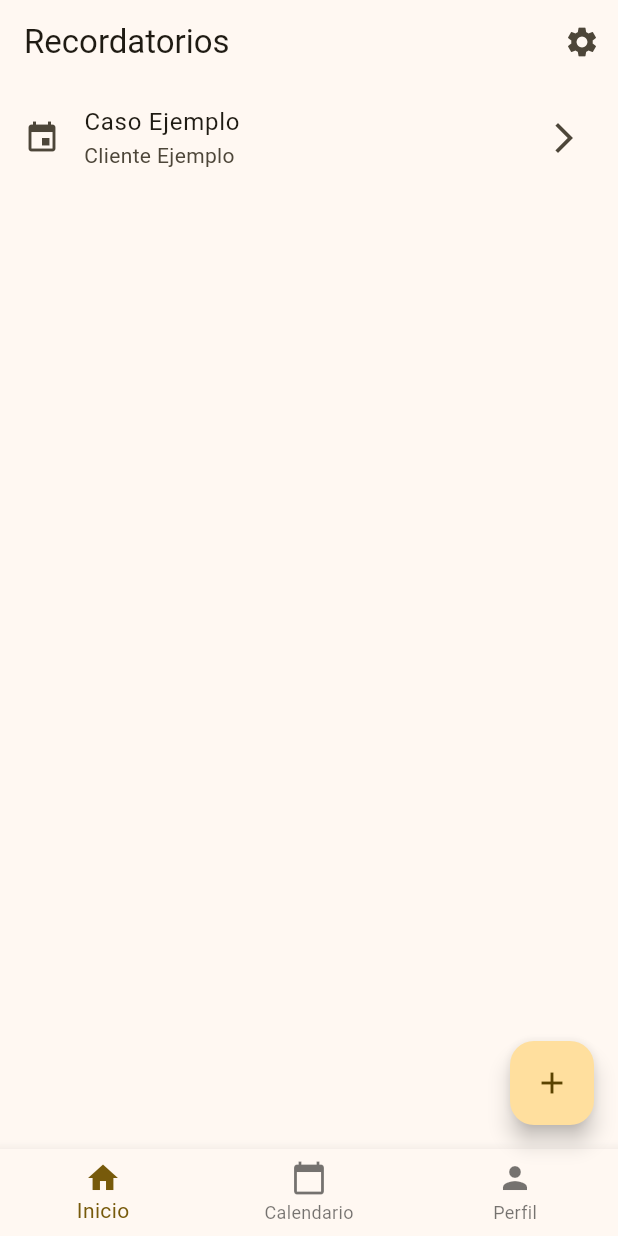
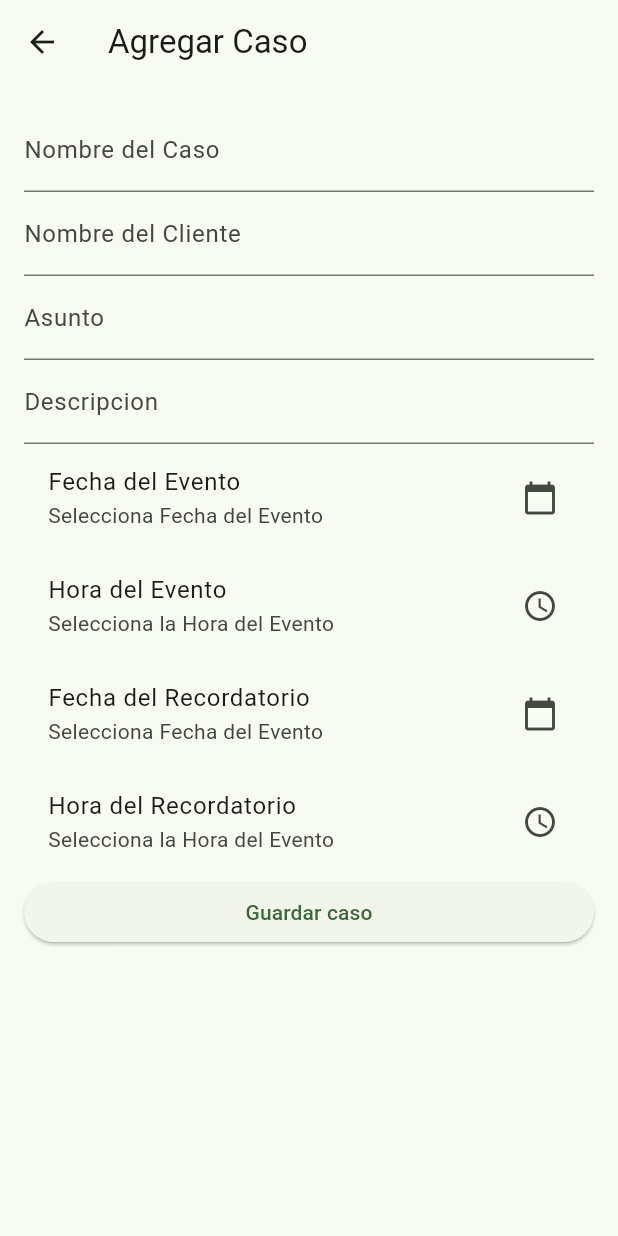
Before and after one commit to RichieSHB/recordatorios_app, a Flutter app: the screen it shows after launch, after a tap on the "add" icon, on a phone screen of 412 x 824 dp. Run offline on Flutter 3.47's test engine with Material 3 defaults, Android fonts, the phone set to English and light mode, and no system bars; our stand-ins replace sqflite; accounts and stored records are empty.

Commit message:
creacion pantalla addCases y borrado de registros

```diff
--- /dev/null
+++ b/devtools_options.yaml
@@ -0,0 +1,3 @@
+description: This file stores settings for Dart & Flutter DevTools.
+documentation: https://docs.flutter.dev/tools/devtools/extensions#configure-extension-enablement-states
+extensions:
--- a/lib/config/helpers/db_helper.dart
+++ b/lib/config/helpers/db_helper.dart
@@ -44,4 +44,9 @@ class DbHelper {
     final db = await _initDatabasePath();
     return await db.query('cases');
   }
+
+  static Future<void> deleteCase(int id) async {
+    final db = await DbHelper._initDatabasePath();
+    await db.delete('cases', where: 'id = ?', whereArgs: [id]);
+  }
 }
--- a/lib/main.dart
+++ b/lib/main.dart
@@ -16,7 +16,8 @@ class MyApp extends StatelessWidget {
         debugShowCheckedModeBanner: false,
         title: 'Material App',
         theme: ThemeData(
-          colorSchemeSeed: Colors.amber,
+          colorSchemeSeed: Colors.green,
+          //brightness: Brightness.dark,
           visualDensity: VisualDensity.adaptivePlatformDensity,
         ),
         home: HomeScreen(),
--- a/lib/presentation/providers/cases_provider.dart
+++ b/lib/presentation/providers/cases_provider.dart
@@ -3,11 +3,20 @@ import 'package:recordatorios_app/config/helpers/db_helper.dart';
 
 class CasesProvider with ChangeNotifier {
   List<Map<String, dynamic>> _cases = [];
+  DateTime? eventDate;
+  TimeOfDay? eventTime;
+  DateTime? reminderDate;
+  TimeOfDay? reminderTime;
+
   List<Map<String, dynamic>> get cases => _cases;
 
   Future<void> loadCases() async {
-    final cases = await DbHelper.getCases();
-    _cases = cases;
+    try {
+      final cases = await DbHelper.getCases();
+      _cases = cases;
+    } catch (e) {
+      _cases = [];
+    }
     notifyListeners();
   }
 
@@ -33,4 +42,27 @@ class CasesProvider with ChangeNotifier {
     );
     await loadCases();
   }
+
+  Future<void> deleteCase(int id) async {
+    await DbHelper.deleteCase(id);
+    await loadCases();
+  }
+
+  void selectDate(DateTime picked, bool isEvent) {
+    if (isEvent) {
+      eventDate = picked;
+    } else {
+      reminderDate = picked;
+    }
+    notifyListeners();
+  }
+
+  void selectTime(TimeOfDay picked, bool isEvent) {
+    if (isEvent) {
+      eventTime = picked;
+    } else {
+      reminderTime = picked;
+    }
+    notifyListeners();
+  }
 }
--- /dev/null
+++ b/lib/presentation/screens/addCases/add_cases_screen.dart
@@ -0,0 +1,193 @@
+import 'package:flutter/material.dart';
+import 'package:provider/provider.dart';
+import 'package:recordatorios_app/presentation/providers/cases_provider.dart';
+
+class AddCasesScreen extends StatelessWidget {
+  final _formKey = GlobalKey<FormState>();
+  final TextEditingController caseNameController = TextEditingController();
+  final TextEditingController clientNameController = TextEditingController();
+  final TextEditingController subjectController = TextEditingController();
+  final TextEditingController descriptionController = TextEditingController();
+
+  AddCasesScreen({super.key});
+
+  @override
+  Widget build(BuildContext context) {
+    final casesProvider = Provider.of<CasesProvider>(context);
+
+    return Scaffold(
+      appBar: AppBar(title: Text("Agregar Caso")),
+      body: Padding(
+        padding: EdgeInsets.all(16),
+        child: Form(
+          key: _formKey,
+          child: ListView(
+            children: [
+              TextFormField(
+                controller: caseNameController,
+                decoration: InputDecoration(labelText: "Nombre del Caso"),
+              ),
+              TextFormField(
+                controller: clientNameController,
+                decoration: InputDecoration(labelText: "Nombre del Cliente"),
+              ),
+              TextFormField(
+                controller: subjectController,
+                decoration: InputDecoration(labelText: "Asunto"),
+              ),
+              TextFormField(
+                controller: descriptionController,
+                decoration: InputDecoration(labelText: "Descripcion"),
+              ),
+              _ListTileDatePicker(casesProvider: casesProvider, isEvent: true),
+              _ListTileTimePicker(casesProvider: casesProvider, isEvent: true),
+              _ListTileDatePicker(casesProvider: casesProvider, isEvent: false),
+              _ListTileTimePicker(casesProvider: casesProvider, isEvent: false),
+              ElevatedButton(
+                onPressed: () {
+                  casesProvider.addCase(
+                    caseNameController.text,
+                    clientNameController.text,
+                    subjectController.text,
+                    descriptionController.text,
+                    casesProvider.eventDate.toString().split(' ')[0],
+                    casesProvider.eventTime.toString().split(' ')[0],
+                    casesProvider.reminderDate.toString().split(' ')[0],
+                    casesProvider.reminderTime.toString().split(' ')[0],
+                  );
+                  Navigator.pop(context);
+                },
+                child: Text("Guardar caso"),
+              ),
+            ],
+          ),
+        ),
+      ),
+    );
+  }
+}
+
+class _ListTileTimePicker extends StatelessWidget {
+  const _ListTileTimePicker({
+    required this.casesProvider,
+    required this.isEvent,
+  });
+
+  final CasesProvider casesProvider;
+  final bool isEvent;
+
+  @override
+  Widget build(BuildContext context) {
+    return ListTile(
+      title: isEvent ? Text("Hora del Evento") : Text("Hora del Recordatorio"),
+      subtitle:
+          isEvent
+              ? _SubtitleEventTime(casesProvider: casesProvider)
+              : _SubtitleReminderTime(casesProvider: casesProvider),
+      trailing: Icon(Icons.access_time),
+      onTap: () async {
+        final picked = await showTimePicker(
+          context: context,
+          initialTime: TimeOfDay.now(),
+        );
+        if (picked != null) {
+          casesProvider.selectTime(picked, isEvent);
+        }
+      },
+    );
+  }
+}
+
+class _SubtitleEventTime extends StatelessWidget {
+  const _SubtitleEventTime({required this.casesProvider});
+
+  final CasesProvider casesProvider;
+
+  @override
+  Widget build(BuildContext context) {
+    return Text(
+      casesProvider.eventTime != null
+          ? casesProvider.eventTime!.format(context)
+          : "Selecciona la Hora del Evento",
+    );
+  }
+}
+
+class _SubtitleReminderTime extends StatelessWidget {
+  const _SubtitleReminderTime({required this.casesProvider});
+
+  final CasesProvider casesProvider;
+
+  @override
+  Widget build(BuildContext context) {
+    return Text(
+      casesProvider.reminderTime != null
+          ? casesProvider.reminderTime!.format(context)
+          : "Selecciona la Hora del Evento",
+    );
+  }
+}
+
+class _ListTileDatePicker extends StatelessWidget {
+  const _ListTileDatePicker({
+    required this.casesProvider,
+    required this.isEvent,
+  });
+
+  final CasesProvider casesProvider;
+  final bool isEvent;
+
+  @override
+  Widget build(BuildContext context) {
+    return ListTile(
+      title:
+          isEvent ? Text("Fecha del Evento") : Text("Fecha del Recordatorio"),
+      subtitle:
+          isEvent
+              ? _SubtitleEventDate(casesProvider: casesProvider)
+              : _SubtitleReminderDate(casesProvider: casesProvider),
+      trailing: Icon(Icons.calendar_today),
+      onTap: () async {
+        final picked = await showDatePicker(
+          context: context,
+          initialDate: DateTime.now(),
+          firstDate: DateTime(2000),
+          lastDate: DateTime(2101),
+        );
+        if (picked != null) {
+          casesProvider.selectDate(picked, isEvent);
+        }
+      },
+    );
+  }
+}
+
+class _SubtitleEventDate extends StatelessWidget {
+  const _SubtitleEventDate({required this.casesProvider});
+
+  final CasesProvider casesProvider;
+
+  @override
+  Widget build(BuildContext context) {
+    return Text(
+      casesProvider.eventDate != null
+          ? casesProvider.eventDate!.toString().split(' ')[0]
+          : "Selecciona Fecha del Evento",
+    );
+  }
+}
+
+class _SubtitleReminderDate extends StatelessWidget {
+  const _SubtitleReminderDate({required this.casesProvider});
+
+  final CasesProvider casesProvider;
+
+  @override
+  Widget build(BuildContext context) {
+    return Text(
+      casesProvider.reminderDate != null
+          ? casesProvider.reminderDate!.toString().split(' ')[0]
+          : "Selecciona Fecha del Evento",
+    );
+  }
+}
--- a/lib/presentation/screens/home/home_screen.dart
+++ b/lib/presentation/screens/home/home_screen.dart
@@ -1,6 +1,8 @@
 import 'package:flutter/material.dart';
 import 'package:provider/provider.dart';
 import 'package:recordatorios_app/presentation/providers/cases_provider.dart';
+import 'package:recordatorios_app/presentation/screens/addCases/add_cases_screen.dart';
+import 'package:recordatorios_app/presentation/widgets/home/list_view_recordatorios.dart';
 
 class HomeScreen extends StatelessWidget {
   const HomeScreen({super.key});
@@ -16,30 +18,19 @@ class HomeScreen extends StatelessWidget {
       ),
       body:
           casesProvider.cases.isEmpty
-              ? Center(child: CircularProgressIndicator())
-              : ListView.builder(
-                itemCount: casesProvider.cases.length,
-                itemBuilder: (context, index) {
-                  return ListTile(
-                    leading: Icon(Icons.event),
-                    title: Text(casesProvider.cases[index]['case_name']),
-                    subtitle: Text(casesProvider.cases[index]['client_name']),
-                    trailing: Icon(Icons.arrow_forward_ios),
-                    onTap: () {},
-                  );
-                },
-              ),
+              ? Center(
+                child: Text(
+                  "No hay casos disponibles",
+                  style: TextStyle(fontSize: 32),
+                ),
+              )
+              : ListViewRecordatorios(casesProvider: casesProvider),
       floatingActionButton: FloatingActionButton(
-        onPressed: () async {
-          await casesProvider.addCase(
-            'Caso Ejemplo',
-            'Cliente Ejemplo',
-            'Asunto Ejemplo',
-            'Descripcion Evento',
-            '2025-04-02',
-            '14:00',
-            '2025-04-01',
-            '12:00',
+        //backgroundColor: Colors.amber,
+        onPressed: () {
+          Navigator.push(
+            context,
+            MaterialPageRoute(builder: (context) => AddCasesScreen()),
           );
         },
         // backgroundColor: Colors.blue,
```
Also changed, not shown: lib/presentation/widgets/home/list_view_recordatorios.dart (added, +43 -0 lines).
